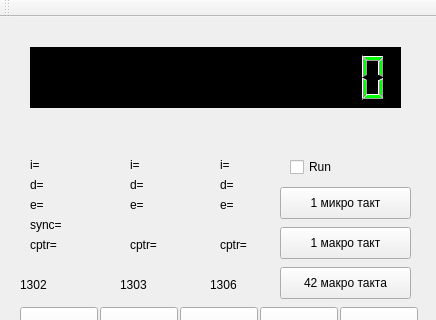
BigEd/emu145, file pmkemu/mainwindow.ui: the form before one commit; both pictures show x 0 to 436 and y 0 to 320 of the 436 by 783 pixel window.
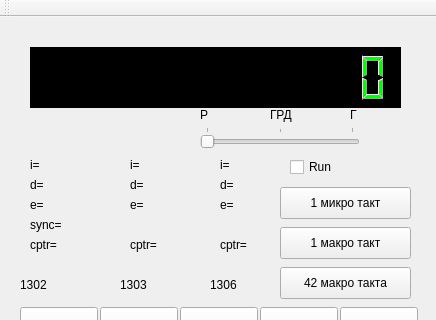
The form after the commit. Icons and pictures are not drawn.

Commit message: added mode switch and buttons

What changed in the file:
```diff
--- a/pmkemu/mainwindow.ui
+++ b/pmkemu/mainwindow.ui
@@ -1203,6 +1203,73 @@
      </size>
     </property>
    </widget>
+   <widget class="QSlider" name="modeSlider">
+    <property name="geometry">
+     <rect>
+      <x>200</x>
+      <y>110</y>
+      <width>160</width>
+      <height>22</height>
+     </rect>
+    </property>
+    <property name="minimum">
+     <number>1</number>
+    </property>
+    <property name="maximum">
+     <number>3</number>
+    </property>
+    <property name="pageStep">
+     <number>1</number>
+    </property>
+    <property name="orientation">
+     <enum>Qt::Horizontal</enum>
+    </property>
+    <property name="tickPosition">
+     <enum>QSlider::TicksAbove</enum>
+    </property>
+    <property name="tickInterval">
+     <number>1</number>
+    </property>
+   </widget>
+   <widget class="QLabel" name="label_4">
+    <property name="geometry">
+     <rect>
+      <x>200</x>
+      <y>90</y>
+      <width>16</width>
+      <height>16</height>
+     </rect>
+    </property>
+    <property name="text">
+     <string>Р</string>
+    </property>
+   </widget>
+   <widget class="QLabel" name="label_5">
+    <property name="geometry">
+     <rect>
+      <x>270</x>
+      <y>90</y>
+      <width>31</width>
+      <height>16</height>
+     </rect>
+    </property>
+    <property name="text">
+     <string>ГРД</string>
+    </property>
+   </widget>
+   <widget class="QLabel" name="label_6">
+    <property name="geometry">
+     <rect>
+      <x>350</x>
+      <y>90</y>
+      <width>16</width>
+      <height>16</height>
+     </rect>
+    </property>
+    <property name="text">
+     <string>Г</string>
+    </property>
+   </widget>
   </widget>
   <widget class="QMenuBar" name="menuBar">
    <property name="geometry">
```
Left out of the diff: 2 changed lines with no effect on the pictures. The commit also changes 6 other files.
